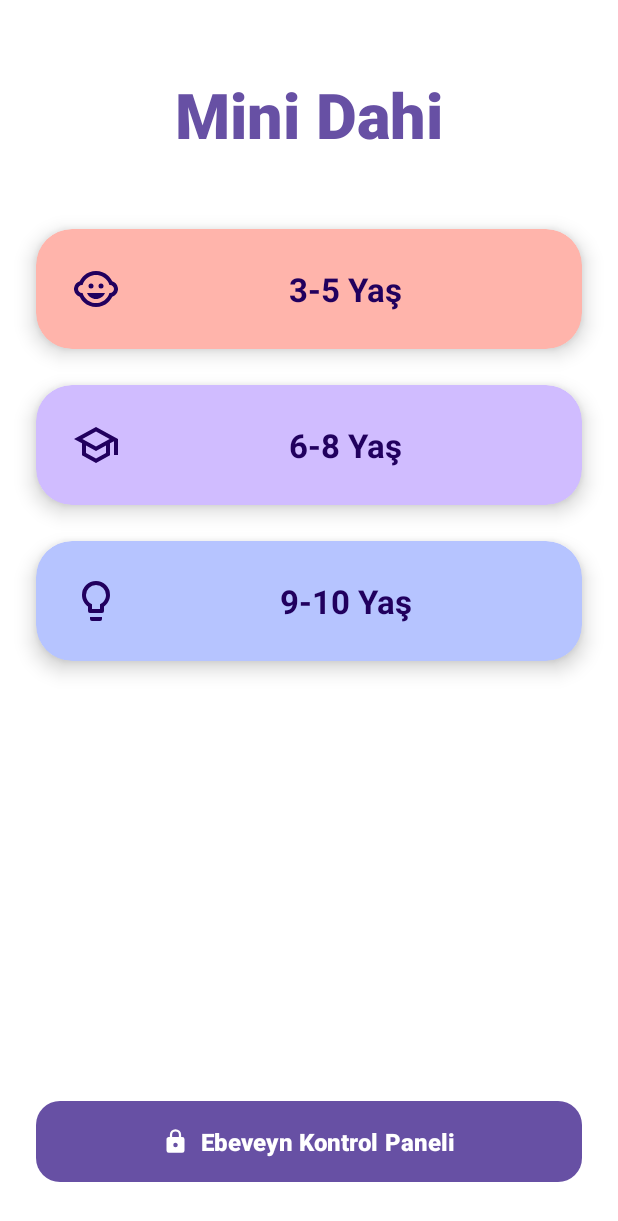
After one commit to chelebyy/MiniDahi, an Android app built with Jetpack Compose: the layout activity_main.xml on its own in the app's theme, with its tools: preview values and no code run, on a phone screen of 412 x 824 dp. The commit adds this screen. Shown: the top 1221 px of the screen. Run offline under Robolectric (Android 15) with nearby library versions, the phone set to English and light mode, and no system bars.

Commit message:
Navigation hatası düzeltildi. Yaş grupları için geçici ekranlar eklendi.

```diff
--- a/app/src/main/java/com/minidahi/presentation/main/MainNavigation.kt
+++ b/app/src/main/java/com/minidahi/presentation/main/MainNavigation.kt
@@ -1,11 +1,17 @@
 package com.minidahi.presentation.main
 
+import androidx.compose.foundation.layout.Box
+import androidx.compose.foundation.layout.fillMaxSize
+import androidx.compose.foundation.layout.padding
+import androidx.compose.material3.Text
 import androidx.compose.runtime.Composable
 import androidx.navigation.compose.NavHost
 import androidx.navigation.compose.composable
 import androidx.navigation.compose.rememberNavController
 import com.minidahi.presentation.screens.home.HomeScreen
 import com.minidahi.presentation.screens.splash.SplashScreen
+import androidx.compose.ui.Alignment
+import androidx.compose.ui.Modifier
 
 @Composable
 fun MainNavigation() {
@@ -22,6 +28,31 @@ fun MainNavigation() {
         composable(Screen.Home.route) {
             HomeScreen(navController = navController)
         }
+
+        composable(Screen.AgeGroup3To5.route) {
+            // Geçici olarak boş bir ekran
+            Box(modifier = Modifier.fillMaxSize(), contentAlignment = Alignment.Center) {
+                Text("3-5 Yaş Grubu")
+            }
+        }
+
+        composable(Screen.AgeGroup6To8.route) {
+            Box(modifier = Modifier.fillMaxSize(), contentAlignment = Alignment.Center) {
+                Text("6-8 Yaş Grubu")
+            }
+        }
+
+        composable(Screen.AgeGroup9To10.route) {
+            Box(modifier = Modifier.fillMaxSize(), contentAlignment = Alignment.Center) {
+                Text("9-10 Yaş Grubu")
+            }
+        }
+
+        composable(Screen.ParentControl.route) {
+            Box(modifier = Modifier.fillMaxSize(), contentAlignment = Alignment.Center) {
+                Text("Ebeveyn Kontrol Paneli")
+            }
+        }
     }
 }
 
--- /dev/null
+++ b/app/src/main/res/drawable/ic_child_care.xml
@@ -0,0 +1,16 @@
+<?xml version="1.0" encoding="utf-8"?>
+<vector xmlns:android="http://schemas.android.com/apk/res/android"
+    android:width="24dp"
+    android:height="24dp"
+    android:viewportWidth="24"
+    android:viewportHeight="24">
+    <path
+        android:fillColor="#000000"
+        android:pathData="M14.5,10.5m-1.25,0a1.25,1.25 0,1 1,2.5 0a1.25,1.25 0,1 1,-2.5 0" />
+    <path
+        android:fillColor="#000000"
+        android:pathData="M9.5,10.5m-1.25,0a1.25,1.25 0,1 1,2.5 0a1.25,1.25 0,1 1,-2.5 0" />
+    <path
+        android:fillColor="#000000"
+        android:pathData="M22.94,12.66c0.04,-0.21 0.06,-0.43 0.06,-0.66s-0.02,-0.45 -0.06,-0.66c-0.25,-1.51 -1.36,-2.74 -2.81,-3.17 -0.53,-1.12 -1.28,-2.1 -2.19,-2.91C16.36,3.85 14.28,3 12,3s-4.36,0.85 -5.94,2.26c-0.92,0.81 -1.67,1.8 -2.19,2.91 -1.45,0.43 -2.56,1.65 -2.81,3.17 -0.04,0.21 -0.06,0.43 -0.06,0.66s0.02,0.45 0.06,0.66c0.25,1.51 1.36,2.74 2.81,3.17 0.52,1.11 1.27,2.09 2.17,2.89C7.62,20.14 9.71,21 12,21s4.38,-0.86 5.97,-2.28c0.9,-0.8 1.65,-1.79 2.17,-2.89 1.44,-0.43 2.55,-1.65 2.8,-3.17zM19,14c-0.1,0 -0.19,-0.02 -0.29,-0.03 -0.2,0.67 -0.49,1.29 -0.86,1.86C16.6,17.74 14.45,19 12,19s-4.6,-1.26 -5.85,-3.17c-0.37,-0.57 -0.66,-1.19 -0.86,-1.86 -0.1,0.01 -0.19,0.03 -0.29,0.03 -1.1,0 -2,-0.9 -2,-2s0.9,-2 2,-2c0.1,0 0.19,0.02 0.29,0.03 0.2,-0.67 0.49,-1.29 0.86,-1.86C7.4,6.26 9.55,5 12,5s4.6,1.26 5.85,3.17c0.37,0.57 0.66,1.19 0.86,1.86 0.1,-0.01 0.19,-0.03 0.29,-0.03 1.1,0 2,0.9 2,2s-0.9,2 -2,2zM7.5,14c0.76,1.77 2.49,3 4.5,3s3.74,-1.23 4.5,-3h-9z" />
+</vector>
--- /dev/null
+++ b/app/src/main/res/drawable/ic_lightbulb.xml
@@ -0,0 +1,10 @@
+<?xml version="1.0" encoding="utf-8"?>
+<vector xmlns:android="http://schemas.android.com/apk/res/android"
+    android:width="24dp"
+    android:height="24dp"
+    android:viewportWidth="24"
+    android:viewportHeight="24">
+    <path
+        android:fillColor="#000000"
+        android:pathData="M12,2A7,7 0 0,1 19,9C19,11.38 17.81,13.47 16,14.74V17A1,1 0 0,1 15,18H9A1,1 0 0,1 8,17V14.74C6.19,13.47 5,11.38 5,9A7,7 0 0,1 12,2M9,21V20H15V21A1,1 0 0,1 14,22H10A1,1 0 0,1 9,21M12,4A5,5 0 0,0 7,9C7,11.05 8.23,12.81 10,13.58V16H14V13.58C15.77,12.81 17,11.05 17,9A5,5 0 0,0 12,4Z" />
+</vector>
--- /dev/null
+++ b/app/src/main/res/drawable/ic_lock.xml
@@ -0,0 +1,10 @@
+<?xml version="1.0" encoding="utf-8"?>
+<vector xmlns:android="http://schemas.android.com/apk/res/android"
+    android:width="24dp"
+    android:height="24dp"
+    android:viewportWidth="24"
+    android:viewportHeight="24">
+    <path
+        android:fillColor="#000000"
+        android:pathData="M12,17A2,2 0 0,0 14,15C14,13.89 13.1,13 12,13A2,2 0 0,0 10,15A2,2 0 0,0 12,17M18,8A2,2 0 0,1 20,10V20A2,2 0 0,1 18,22H6A2,2 0 0,1 4,20V10C4,8.89 4.9,8 6,8H7V6A5,5 0 0,1 12,1A5,5 0 0,1 17,6V8H18M12,3A3,3 0 0,0 9,6V8H15V6A3,3 0 0,0 12,3Z" />
+</vector>
--- /dev/null
+++ b/app/src/main/res/drawable/ic_school.xml
@@ -0,0 +1,10 @@
+<?xml version="1.0" encoding="utf-8"?>
+<vector xmlns:android="http://schemas.android.com/apk/res/android"
+    android:width="24dp"
+    android:height="24dp"
+    android:viewportWidth="24"
+    android:viewportHeight="24">
+    <path
+        android:fillColor="#000000"
+        android:pathData="M12,3L1,9L5,11.18V17.18L12,21L19,17.18V11.18L21,10.09V17H23V9L12,3M18.82,9L12,12.72L5.18,9L12,5.28L18.82,9M17,15.99L12,18.72L7,15.99V12.27L12,15L17,12.27V15.99Z" />
+</vector>
--- /dev/null
+++ b/app/src/main/res/layout/activity_main.xml
@@ -0,0 +1,173 @@
+<?xml version="1.0" encoding="utf-8"?>
+<androidx.constraintlayout.widget.ConstraintLayout xmlns:android="http://schemas.android.com/apk/res/android"
+    xmlns:app="http://schemas.android.com/apk/res-auto"
+    android:layout_width="match_parent"
+    android:layout_height="match_parent"
+    android:background="@color/white">
+
+    <TextView
+        android:id="@+id/titleText"
+        android:layout_width="wrap_content"
+        android:layout_height="wrap_content"
+        android:layout_marginTop="48dp"
+        android:text="Mini Dahi"
+        android:textColor="@color/md_theme_light_primary"
+        android:textSize="42sp"
+        android:textStyle="bold"
+        android:fontFamily="sans-serif-medium"
+        app:layout_constraintEnd_toEndOf="parent"
+        app:layout_constraintStart_toStartOf="parent"
+        app:layout_constraintTop_toTopOf="parent" />
+
+    <com.google.android.material.card.MaterialCardView
+        android:id="@+id/card_3_5"
+        android:layout_width="0dp"
+        android:layout_height="wrap_content"
+        android:layout_marginHorizontal="24dp"
+        android:layout_marginTop="48dp"
+        app:cardCornerRadius="24dp"
+        app:cardElevation="8dp"
+        app:strokeWidth="0dp"
+        app:cardBackgroundColor="@color/card_3_5"
+        android:clickable="true"
+        android:focusable="true"
+        android:stateListAnimator="@animator/card_state_list_anim"
+        app:layout_constraintEnd_toEndOf="parent"
+        app:layout_constraintStart_toStartOf="parent"
+        app:layout_constraintTop_toBottomOf="@id/titleText">
+
+        <LinearLayout
+            android:layout_width="match_parent"
+            android:layout_height="wrap_content"
+            android:orientation="horizontal"
+            android:gravity="center_vertical"
+            android:padding="24dp">
+
+            <ImageView
+                android:layout_width="32dp"
+                android:layout_height="32dp"
+                android:src="@drawable/ic_child_care"
+                android:tint="@color/md_theme_light_onPrimaryContainer" />
+
+            <TextView
+                android:layout_width="0dp"
+                android:layout_height="wrap_content"
+                android:layout_weight="1"
+                android:layout_marginStart="16dp"
+                android:text="3-5 Yaş"
+                android:textAlignment="center"
+                android:textColor="@color/md_theme_light_onPrimaryContainer"
+                android:textSize="22sp"
+                android:textStyle="bold" />
+        </LinearLayout>
+
+    </com.google.android.material.card.MaterialCardView>
+
+    <com.google.android.material.card.MaterialCardView
+        android:id="@+id/card_6_8"
+        android:layout_width="0dp"
+        android:layout_height="wrap_content"
+        android:layout_marginHorizontal="24dp"
+        android:layout_marginTop="24dp"
+        app:cardCornerRadius="24dp"
+        app:cardElevation="8dp"
+        app:strokeWidth="0dp"
+        app:cardBackgroundColor="@color/card_6_8"
+        android:clickable="true"
+        android:focusable="true"
+        android:stateListAnimator="@animator/card_state_list_anim"
+        app:layout_constraintEnd_toEndOf="parent"
+        app:layout_constraintStart_toStartOf="parent"
+        app:layout_constraintTop_toBottomOf="@id/card_3_5">
+
+        <LinearLayout
+            android:layout_width="match_parent"
+            android:layout_height="wrap_content"
+            android:orientation="horizontal"
+            android:gravity="center_vertical"
+            android:padding="24dp">
+
+            <ImageView
+                android:layout_width="32dp"
+                android:layout_height="32dp"
+                android:src="@drawable/ic_school"
+                android:tint="@color/md_theme_light_onPrimaryContainer" />
+
+            <TextView
+                android:layout_width="0dp"
+                android:layout_height="wrap_content"
+                android:layout_weight="1"
+                android:layout_marginStart="16dp"
+                android:text="6-8 Yaş"
+                android:textAlignment="center"
+                android:textColor="@color/md_theme_light_onPrimaryContainer"
+                android:textSize="22sp"
+                android:textStyle="bold" />
+        </LinearLayout>
+
+    </com.google.android.material.card.MaterialCardView>
+
+    <com.google.android.material.card.MaterialCardView
+        android:id="@+id/card_9_10"
+        android:layout_width="0dp"
+        android:layout_height="wrap_content"
+        android:layout_marginHorizontal="24dp"
+        android:layout_marginTop="24dp"
+        app:cardCornerRadius="24dp"
+        app:cardElevation="8dp"
+        app:strokeWidth="0dp"
+        app:cardBackgroundColor="@color/card_9_10"
+        android:clickable="true"
+        android:focusable="true"
+        android:stateListAnimator="@animator/card_state_list_anim"
+        app:layout_constraintEnd_toEndOf="parent"
+        app:layout_constraintStart_toStartOf="parent"
+        app:layout_constraintTop_toBottomOf="@id/card_6_8">
+
+        <LinearLayout
+            android:layout_width="match_parent"
+            android:layout_height="wrap_content"
+            android:orientation="horizontal"
+            android:gravity="center_vertical"
+            android:padding="24dp">
+
+            <ImageView
+                android:layout_width="32dp"
+                android:layout_height="32dp"
+                android:src="@drawable/ic_lightbulb"
+                android:tint="@color/md_theme_light_onPrimaryContainer" />
+
+            <TextView
+                android:layout_width="0dp"
+                android:layout_height="wrap_content"
+                android:layout_weight="1"
+                android:layout_marginStart="16dp"
+                android:text="9-10 Yaş"
+                android:textAlignment="center"
+                android:textColor="@color/md_theme_light_onPrimaryContainer"
+                android:textSize="22sp"
+                android:textStyle="bold" />
+        </LinearLayout>
+
+    </com.google.android.material.card.MaterialCardView>
+
+    <com.google.android.material.button.MaterialButton
+        android:id="@+id/parentControlButton"
+        android:layout_width="0dp"
+        android:layout_height="wrap_content"
+        android:layout_marginHorizontal="24dp"
+        android:layout_marginBottom="32dp"
+        android:padding="16dp"
+        android:text="Ebeveyn Kontrol Paneli"
+        android:textSize="16sp"
+        app:cornerRadius="16dp"
+        android:textStyle="bold"
+        app:elevation="4dp"
+        app:icon="@drawable/ic_lock"
+        app:iconGravity="textStart"
+        app:iconPadding="8dp"
+        app:layout_constraintBottom_toBottomOf="parent"
+        app:layout_constraintEnd_toEndOf="parent"
+        app:layout_constraintStart_toStartOf="parent" />
+
+</androidx.constraintlayout.widget.ConstraintLayout>
--- a/app/src/main/res/values/colors.xml
+++ b/app/src/main/res/values/colors.xml
@@ -8,4 +8,15 @@
     <color name="black">#FF000000</color>
     <color name="white">#FFFFFFFF</color>
     <color name="ic_launcher_background">#FFFFFF</color>
+    <color name="md_theme_light_primary">#6750A4</color>
+    <color name="md_theme_light_onPrimary">#FFFFFF</color>
+    <color name="md_theme_light_primaryContainer">#EADDFF</color>
+    <color name="md_theme_light_onPrimaryContainer">#21005E</color>
+    <color name="md_theme_light_secondary">#625B71</color>
+    <color name="md_theme_light_onSecondary">#FFFFFF</color>
+    <color name="md_theme_light_secondaryContainer">#E8DEF8</color>
+    <color name="md_theme_light_onSecondaryContainer">#1E192B</color>
+    <color name="card_3_5">#FFB4AB</color>
+    <color name="card_6_8">#D0BCFF</color>
+    <color name="card_9_10">#B6C4FF</color>
 </resources>
--- a/app/src/main/res/values/themes.xml
+++ b/app/src/main/res/values/themes.xml
@@ -1,7 +1,15 @@
 <?xml version="1.0" encoding="utf-8"?>
 <resources>
 
-    <style name="Theme.MiniDahi" parent="Theme.MaterialComponents.DayNight.NoActionBar">
+    <style name="Theme.MiniDahi" parent="Theme.Material3.Light.NoActionBar">
+        <item name="colorPrimary">@color/md_theme_light_primary</item>
+        <item name="colorOnPrimary">@color/md_theme_light_onPrimary</item>
+        <item name="colorPrimaryContainer">@color/md_theme_light_primaryContainer</item>
+        <item name="colorOnPrimaryContainer">@color/md_theme_light_onPrimaryContainer</item>
+        <item name="colorSecondary">@color/md_theme_light_secondary</item>
+        <item name="colorOnSecondary">@color/md_theme_light_onSecondary</item>
+        <item name="colorSecondaryContainer">@color/md_theme_light_secondaryContainer</item>
+        <item name="colorOnSecondaryContainer">@color/md_theme_light_onSecondaryContainer</item>
         <item name="android:statusBarColor">@android:color/transparent</item>
         <item name="android:navigationBarColor">@android:color/transparent</item>
         <item name="android:windowLightStatusBar">true</item>
```
Also changed, not shown: app/src/main/res/animator/card_state_list_anim.xml (added, +41 -0 lines).
